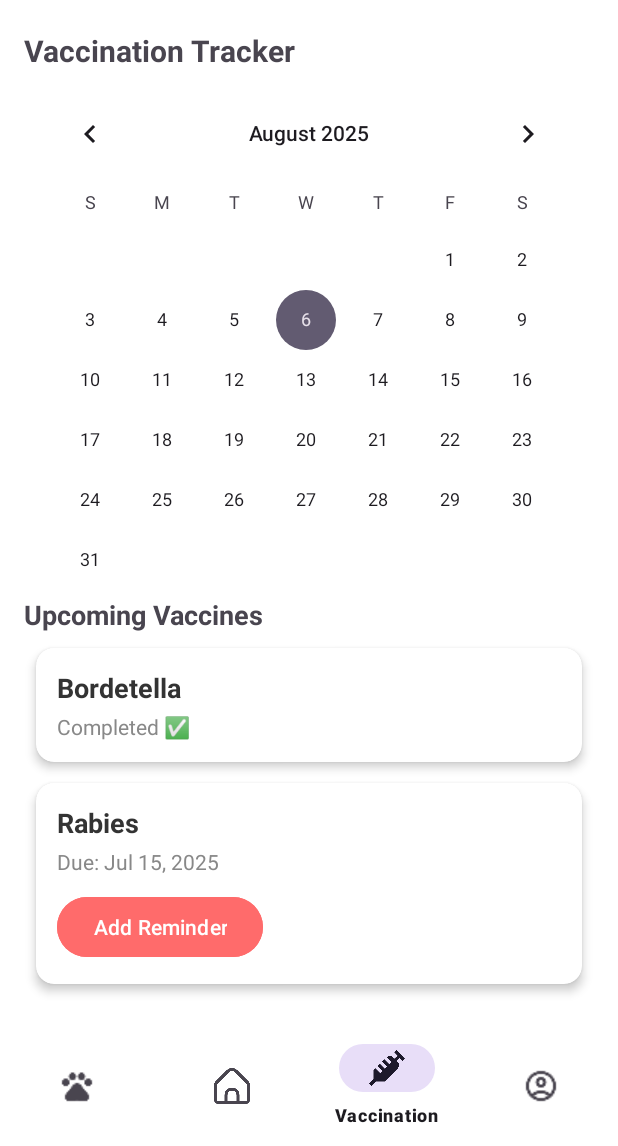
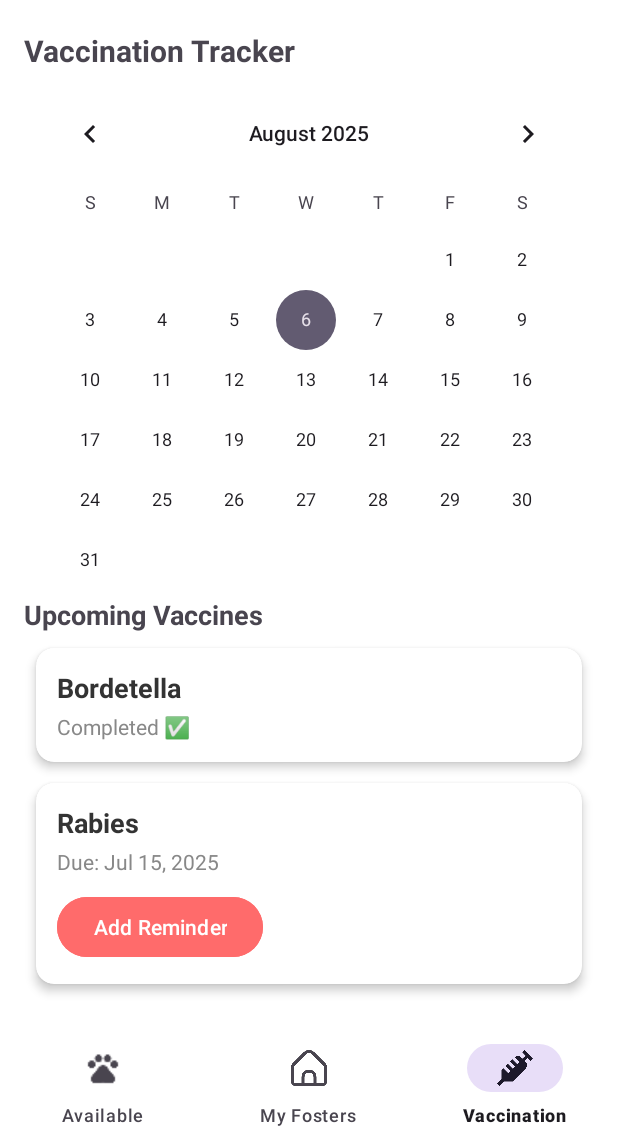
Before and after one commit to niduli/Pawme_PetAdoptionApp, an Android app: the FosterMainActivity screen opened directly, with no data from a screen before it, item 3 of the bottom bar chosen, on a phone screen of 412 x 824 dp, the part 90-1236 px from its top. Run offline under Robolectric (Android 15) with nearby library versions, the phone set to English and light mode, and no system bars; our stand-ins replace Firebase (no records; nobody signed in at launch, a user with empty details on screens opened directly).

Commit message:
Comment the profile page

```diff
--- a/app/src/main/res/menu/foster_bottom_nav_menu.xml
+++ b/app/src/main/res/menu/foster_bottom_nav_menu.xml
@@ -12,10 +12,10 @@
         android:id="@+id/nav_vaccination"
         android:title="Vaccination"
         android:icon="@drawable/ic_health" />
-    <item
-        android:id="@+id/nav_profile"
-        android:title="Profile"
-        android:icon="@drawable/ic_profile_placeholder" />
+<!--    <item-->
+<!--        android:id="@+id/nav_profile"-->
+<!--        android:title="Profile"-->
+<!--        android:icon="@drawable/ic_profile_placeholder" />-->
 
 
 
```
Also changed, not shown: app/src/main/java/com/example/pawmepetadoptionapp/FosterMain/FosterMainActivity.kt (+16 -14 lines).
